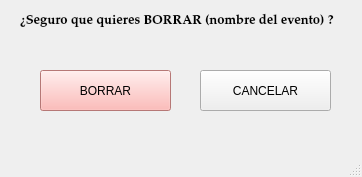
Above: src/ui/EliminarEvento.ui from IvanJesusCorbalanPascual/Gestor-de-Eventos before the change. Below: the same form after it.
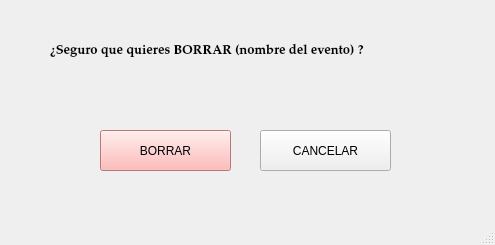
That is the form after the change.

Patch:
```diff
--- a/src/ui/EliminarEvento.ui
+++ b/src/ui/EliminarEvento.ui
@@ -6,8 +6,8 @@
    <rect>
     <x>0</x>
     <y>0</y>
-    <width>362</width>
-    <height>177</height>
+    <width>495</width>
+    <height>245</height>
    </rect>
   </property>
   <property name="windowTitle">
@@ -17,9 +17,9 @@
    <widget class="QLabel" name="label_18">
     <property name="geometry">
      <rect>
-      <x>20</x>
-      <y>0</y>
-      <width>371</width>
+      <x>50</x>
+      <y>30</y>
+      <width>401</width>
       <height>41</height>
      </rect>
     </property>
@@ -38,8 +38,8 @@
    <widget class="QPushButton" name="btnBorrar">
     <property name="geometry">
      <rect>
-      <x>40</x>
-      <y>70</y>
+      <x>100</x>
+      <y>130</y>
       <width>131</width>
       <height>41</height>
      </rect>
@@ -56,8 +56,8 @@
    <widget class="QPushButton" name="btnCancelarEliminar">
     <property name="geometry">
      <rect>
-      <x>200</x>
-      <y>70</y>
+      <x>260</x>
+      <y>130</y>
       <width>131</width>
       <height>41</height>
      </rect>
```
